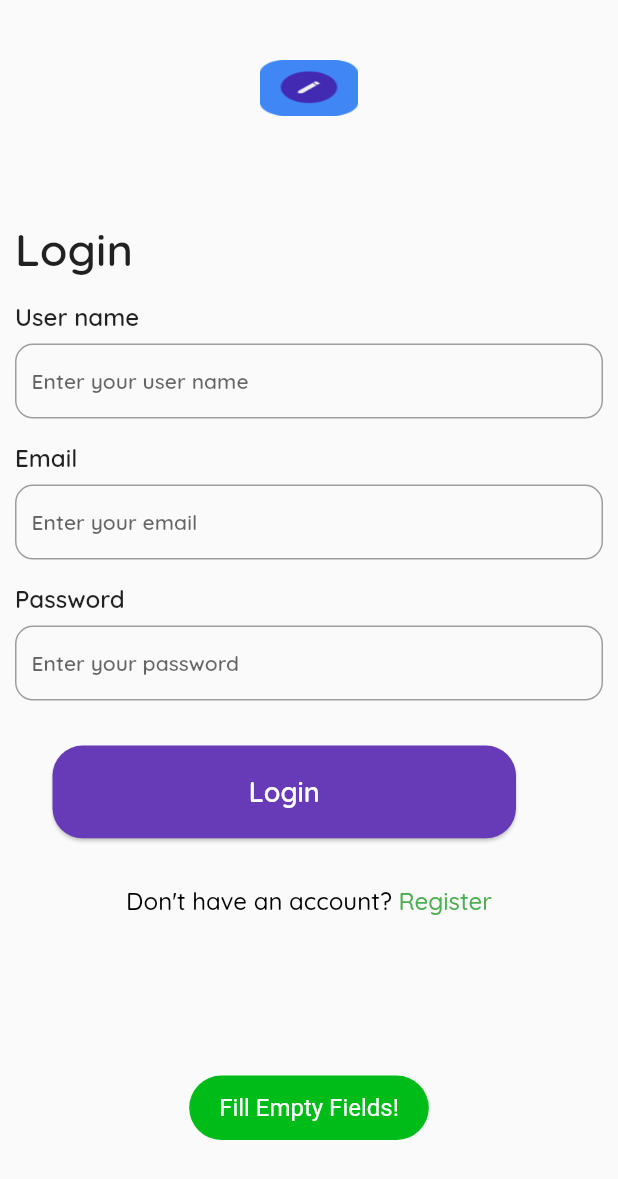
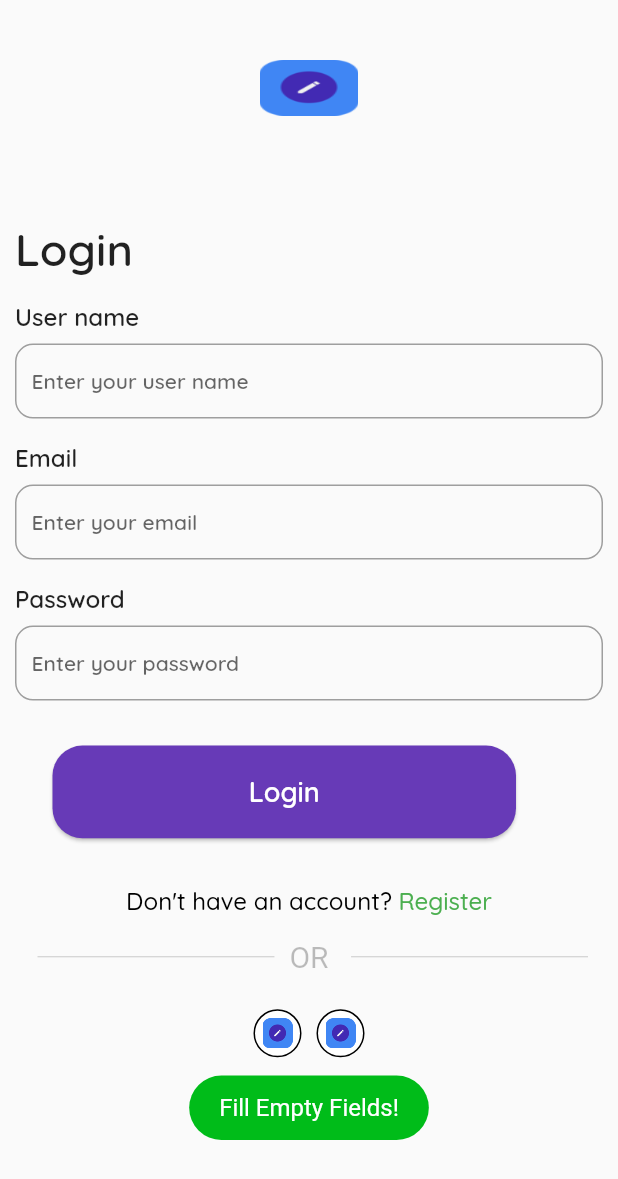
Before and after one commit to emilio-kariuki/GDSC-Dekut-v1, a Flutter app: the Login screen opened directly, after a tap on "Login", on a phone screen of 412 x 824 dp. Shown: the top 1179 px of the screen. Run offline on Flutter 3.47's test engine with Material 2 defaults, Android fonts, the phone set to English and light mode, and no system bars; our stand-ins replace cloud_firestore, firebase_auth, firebase_core, fluttertoast, get, google_fonts; accounts and stored records are empty.

Commit message:
added authentication

```diff
--- a/lib/UI/Authentication/Login/login_page.dart
+++ b/lib/UI/Authentication/Login/login_page.dart
@@ -4,6 +4,7 @@ import 'package:get/get.dart';
 import '../../../Util/App_Constants.dart';
 import '../../../Util/App_components.dart';
 import '../../../Util/dimensions.dart';
+import '../../../main.dart';
 import '../SignUp/Sign_up.dart';
 import '../user_logic.dart';
 
@@ -52,21 +53,34 @@ class _LoginState extends State<Login> {
                 Components.spacerHeight(Dimensions.PADDING_SIZE_SMALL),
                 Components.button(
                   Constants.login,
-                  () {
+                  () async{
                     if (username.text.isEmpty &&
                         email.text.isEmpty &&
                         password.text.isEmpty) {
                       Components.showMessage(Constants.empty);
                     } else {
-                      Authentication.signInWithEmailAndPassword(
+                      final user = await Authentication.signInWithEmailAndPassword(
                           username.text, email.text, password.text);
                       Get.offAll(() => const Login());
+                      if (user != null) {
+                          userID = user.uid;
+                          the_User = user;
+                        }
                     }
                   },
                 ),
                 Components.spacerHeight(Dimensions.PADDING_SIZE_SMALL),
                 Components.accountText(Constants.noAccount, Constants.register,
-                    () => Get.offAll(() => const Register()))
+                    () => Get.offAll(() => const Register())),
+                Components.showDivider(),
+                Row(
+                  mainAxisAlignment: MainAxisAlignment.center,
+                  children: [
+                    Components.signInWith(Constants.logo, () => null),
+                    Components.spacerWidth(Dimensions.PADDING_SIZE_SMALL),
+                    Components.signInWith(Constants.logo, () => null)
+                  ],
+                ),
               ],
             ),
           ),
--- a/lib/UI/Authentication/SignUp/Sign_up.dart
+++ b/lib/UI/Authentication/SignUp/Sign_up.dart
@@ -1,10 +1,12 @@
 // ignore_for_file: avoid_print
 
+import 'package:firebase_auth/firebase_auth.dart';
 import 'package:flutter/material.dart';
 import 'package:gdsc_app/UI/Authentication/user_logic.dart';
 import 'package:gdsc_app/Util/App_Constants.dart';
 import 'package:gdsc_app/Util/App_components.dart';
 import 'package:gdsc_app/Util/dimensions.dart';
+import 'package:gdsc_app/main.dart';
 import 'package:get/get.dart';
 
 import '../Login/login_page.dart';
@@ -58,17 +60,22 @@ class _RegisterState extends State<Register> {
                 Components.spacerHeight(Dimensions.PADDING_SIZE_SMALL),
                 Components.button(
                   Constants.signUp,
-                  () {
+                  () async {
                     if (username.text.isEmpty &&
                         email.text.isEmpty &&
                         password.text.isEmpty &&
                         confirmPassword.text.isEmpty) {
                       Components.showMessage(Constants.empty);
-                    }else{
-                      if(password.text == confirmPassword.text){
-                        Authentication.registerWithEmail(username.text, email.text, password.text);
-                        Get.offAll(()=> const Login());
-                      }else{
+                    } else {
+                      if (password.text == confirmPassword.text) {
+                        final user = await Authentication.registerWithEmail(
+                            username.text, email.text, password.text);
+                        Get.offAll(() => const Login());
+                        if (user != null) {
+                          userID = user.uid;
+                          the_User = user;
+                        }
+                      } else {
                         Components.showMessage(Constants.passwordMatch);
                       }
                     }
--- a/lib/Util/App_components.dart
+++ b/lib/Util/App_components.dart
@@ -91,7 +91,7 @@ class Components {
     );
   }
 
- static showMessage(String message){
+  static showMessage(String message) {
     Fluttertoast.showToast(
         msg: message,
         toastLength: Toast.LENGTH_SHORT,
@@ -99,10 +99,65 @@ class Components {
         timeInSecForIosWeb: 1,
         backgroundColor: const Color.fromARGB(255, 0, 188, 25),
         textColor: Colors.white,
-        fontSize: 16.0
+        fontSize: 16.0);
+  }
+
+  static Widget showDivider() {
+    return Padding(
+      padding: const EdgeInsets.only(bottom: 10),
+      child: Row(
+        // ignore: prefer_const_literals_to_create_immutables
+        children: [
+          Expanded(
+              child: Container(
+            margin: const EdgeInsets.only(left: 15, right: 10),
+            child: const Divider(
+              thickness: 0.5,
+              height: 50,
+              color: Colors.black26,
+            ),
+          )),
+          Text("OR",
+              style: GoogleFonts.roboto(fontSize: 20, color: Colors.black26)),
+          Expanded(
+              child: Container(
+            margin: const EdgeInsets.only(left: 15, right: 10),
+            child: const Divider(
+              thickness: 0.5,
+              height: 40,
+              color: Colors.black26,
+            ),
+          )),
+        ],
+      ),
     );
   }
 
+  static Widget signInWith(String imageUrl, Function() function) {
+    return InkWell(
+      onTap: function,
+      child: Container(
+        padding: const EdgeInsets.symmetric(
+          horizontal: 5,
+          vertical: 5,
+        ),
+        decoration: BoxDecoration(
+            shape: BoxShape.circle,
+            color: Colors.white,
+            border: Border.all(
+              color: Colors.black,
+              width: 1,
+            )),
+        child: Image.asset(
+          imageUrl,
+          height: 20,
+          width: 20,
+          fit: BoxFit.fill,
+          filterQuality: FilterQuality.high,
+        ),
+      ),
+    );
+  }
 
   static Widget showImage(String imageName) {
     return Padding(
--- a/lib/main.dart
+++ b/lib/main.dart
@@ -1,4 +1,4 @@
-
+// ignore_for_file: non_constant_identifier_names
 
 import 'package:firebase_auth/firebase_auth.dart';
 import 'package:flutter/material.dart';
@@ -6,13 +6,18 @@ import 'package:gdsc_app/UI/Authentication/Login/login_page.dart';
 import 'package:gdsc_app/UI/Authentication/SignUp/Sign_up.dart';
 import 'package:gdsc_app/UI/Events/Events.dart';
 import 'package:get/get.dart';
-
+import 'package:flutter/services.dart';
 import 'UI/Authentication/user_logic.dart';
 
 String userID = '';
+
+User ?the_User;
 void main() async {
   WidgetsFlutterBinding.ensureInitialized();
-  runApp(MyApp());
+  SystemChrome.setPreferredOrientations([
+    DeviceOrientation.portraitUp,
+  ]);
+  runApp(const MyApp());
 }
 
 class MyApp extends StatelessWidget {
```
